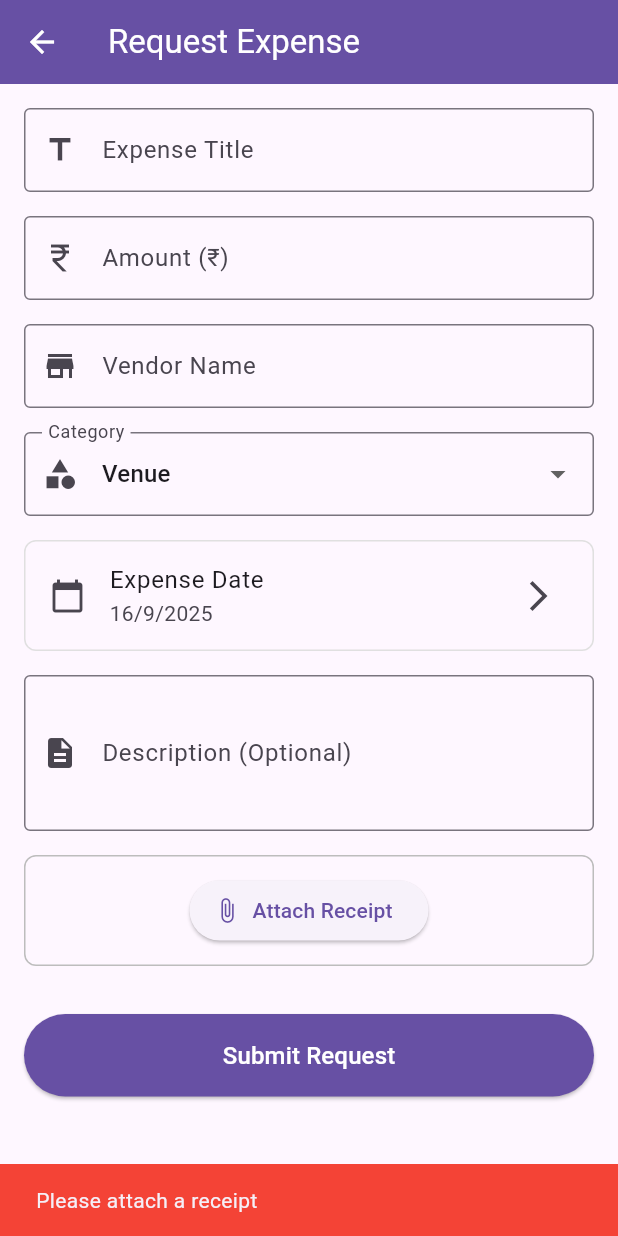
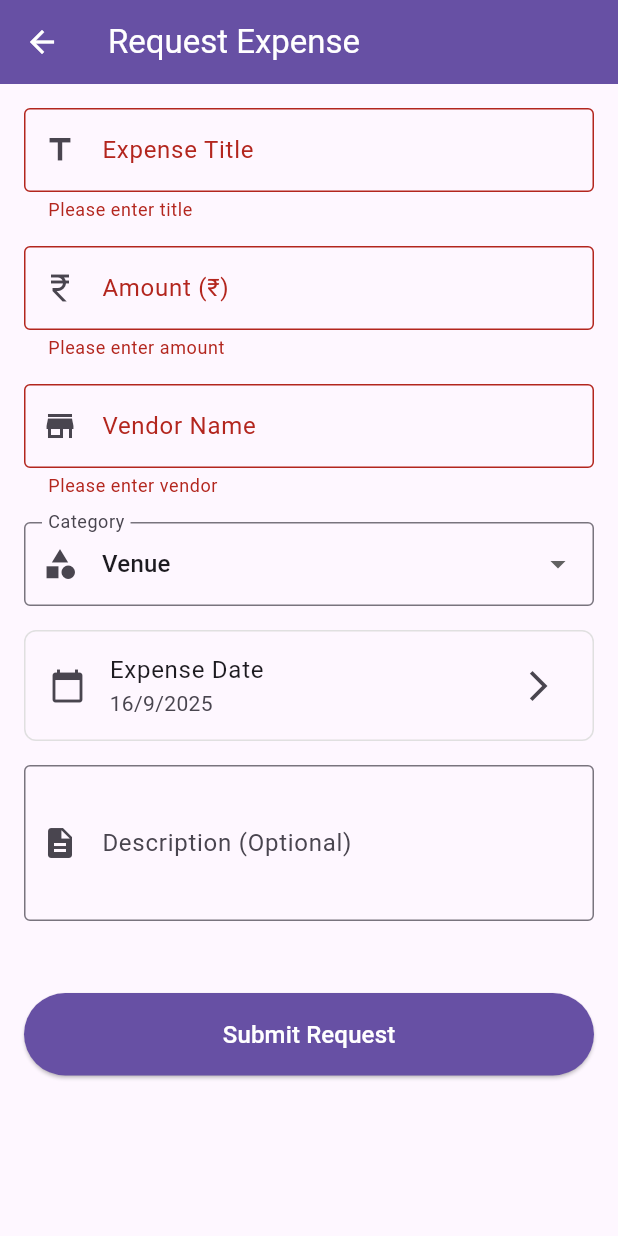
Before and after one commit to ANSHUTRIVEDI2166/event-expense-manager, a Flutter app: the RequestExpenseScreen screen opened directly with empty values, after a tap on "Submit Request", on a phone screen of 412 x 824 dp. Run offline on Flutter 3.47's test engine with Material 3 defaults, Android fonts, the phone set to English and light mode, and no system bars; our stand-ins replace supabase_flutter; accounts and stored records are empty.

```diff
--- a/lib/screens/request_expense_screen.dart
+++ b/lib/screens/request_expense_screen.dart
@@ -1,6 +1,4 @@
-import 'dart:io';
 import 'package:flutter/material.dart';
-import 'package:image_picker/image_picker.dart';
 import '../models/event.dart';
 import '../providers/supabase_service.dart';
 
@@ -21,11 +19,11 @@ class _RequestExpenseScreenState extends State<RequestExpenseScreen> {
 
   String _selectedCategory = ExpenseCategory.categories.first;
   DateTime _selectedDate = DateTime.now();
-  File? _receiptImage;
+  // Removed receipt image logic
   bool _isLoading = false;
 
   final SupabaseService _supabaseService = SupabaseService();
-  final ImagePicker _picker = ImagePicker();
+  // Removed image picker
 
   @override
   void dispose() {
@@ -36,21 +34,10 @@ class _RequestExpenseScreenState extends State<RequestExpenseScreen> {
     super.dispose();
   }
 
-  Future<void> _pickReceipt() async {
-    final XFile? pickedFile =
-        await _picker.pickImage(source: ImageSource.gallery);
-    if (pickedFile != null) {
-      setState(() => _receiptImage = File(pickedFile.path));
-    }
-  }
+  // Removed pickReceipt method
 
   Future<void> _submitRequest() async {
-    if (_receiptImage == null) {
-      ScaffoldMessenger.of(context).showSnackBar(const SnackBar(
-          content: Text('Please attach a receipt'),
-          backgroundColor: Colors.red));
-      return;
-    }
+    // Removed receipt image validation
     if (_formKey.currentState!.validate()) {
       setState(() => _isLoading = true);
       try {
@@ -64,7 +51,7 @@ class _RequestExpenseScreenState extends State<RequestExpenseScreen> {
           description: _descriptionController.text.isEmpty
               ? null
               : _descriptionController.text,
-          receiptImage: _receiptImage!,
+          // Removed receiptImage
         );
         if (mounted) {
           ScaffoldMessenger.of(context).showSnackBar(const SnackBar(
@@ -177,26 +164,7 @@ class _RequestExpenseScreenState extends State<RequestExpenseScreen> {
                       prefixIcon: Icon(Icons.description)),
                   maxLines: 3),
               const SizedBox(height: 16),
-              Container(
-                padding: const EdgeInsets.all(12),
-                decoration: BoxDecoration(
-                    border: Border.all(color: Colors.grey.shade400),
-                    borderRadius: BorderRadius.circular(8)),
-                child: _receiptImage == null
-                    ? Center(
-                        child: ElevatedButton.icon(
-                            onPressed: _pickReceipt,
-                            icon: const Icon(Icons.attach_file),
-                            label: const Text('Attach Receipt')))
-                    : Column(children: [
-                        Image.file(_receiptImage!,
-                            height: 200, fit: BoxFit.cover),
-                        const SizedBox(height: 8),
-                        TextButton(
-                            onPressed: _pickReceipt,
-                            child: const Text('Change Receipt'))
-                      ]),
-              ),
+              // Receipt upload UI removed
               const SizedBox(height: 32),
               _isLoading
                   ? const Center(child: CircularProgressIndicator())
```
Also changed, not shown: lib/providers/supabase_service.dart (+32 -22 lines).
